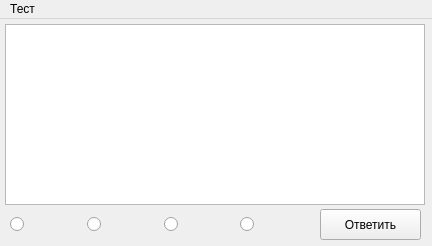
Qt form mainwindow.ui (dmitryberrrezin/Qt-json-lab2) before a commit.
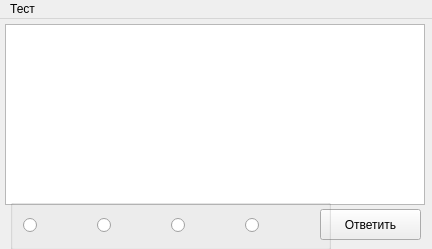
The same form after that commit.

```diff
--- a/mainwindow.ui
+++ b/mainwindow.ui
@@ -7,7 +7,7 @@
     <x>0</x>
     <y>0</y>
     <width>432</width>
-    <height>246</height>
+    <height>249</height>
    </rect>
   </property>
   <property name="sizePolicy">
@@ -29,50 +29,7 @@
      <verstretch>0</verstretch>
     </sizepolicy>
    </property>
-   <widget class="QWidget" name="horizontalLayoutWidget">
-    <property name="geometry">
-     <rect>
-      <x>0</x>
-      <y>190</y>
-      <width>311</width>
-      <height>31</height>
-     </rect>
-    </property>
-    <layout class="QHBoxLayout" name="horizontalLayout">
-     <property name="leftMargin">
-      <number>10</number>
-     </property>
-     <item>
-      <widget class="QRadioButton" name="answ4">
-       <property name="text">
-        <string/>
-       </property>
-      </widget>
-     </item>
-     <item>
-      <widget class="QRadioButton" name="answ3">
-       <property name="text">
-        <string/>
-       </property>
-      </widget>
-     </item>
-     <item>
-      <widget class="QRadioButton" name="answ1">
-       <property name="text">
-        <string/>
-       </property>
-      </widget>
-     </item>
-     <item>
-      <widget class="QRadioButton" name="answ2">
-       <property name="text">
-        <string/>
-       </property>
-      </widget>
-     </item>
-    </layout>
-   </widget>
-   <widget class="QTextEdit" name="answrEdit">
+   <widget class="QTextEdit" name="questionEdit">
     <property name="geometry">
      <rect>
       <x>5</x>
@@ -81,6 +38,9 @@
       <height>181</height>
      </rect>
     </property>
+    <property name="readOnly">
+     <bool>true</bool>
+    </property>
    </widget>
    <widget class="QPushButton" name="submit">
     <property name="geometry">
@@ -95,6 +55,58 @@
      <string>Ответить</string>
     </property>
    </widget>
+   <widget class="QGroupBox" name="groupBox">
+    <property name="geometry">
+     <rect>
+      <x>10</x>
+      <y>180</y>
+      <width>321</width>
+      <height>51</height>
+     </rect>
+    </property>
+    <property name="title">
+     <string notr="true"/>
+    </property>
+    <property name="flat">
+     <bool>true</bool>
+    </property>
+    <layout class="QHBoxLayout" name="horizontalLayout">
+     <property name="spacing">
+      <number>0</number>
+     </property>
+     <property name="leftMargin">
+      <number>10</number>
+     </property>
+     <item>
+      <widget class="QRadioButton" name="answ4">
+       <property name="text">
+        <string/>
+       </property>
+      </widget>
+     </item>
+     <item>
+      <widget class="QRadioButton" name="answ1">
+       <property name="text">
+        <string/>
+       </property>
+      </widget>
+     </item>
+     <item>
+      <widget class="QRadioButton" name="answ2">
+       <property name="text">
+        <string/>
+       </property>
+      </widget>
+     </item>
+     <item>
+      <widget class="QRadioButton" name="answ3">
+       <property name="text">
+        <string/>
+       </property>
+      </widget>
+     </item>
+    </layout>
+   </widget>
   </widget>
   <widget class="QMenuBar" name="menubar">
    <property name="enabled">
```
